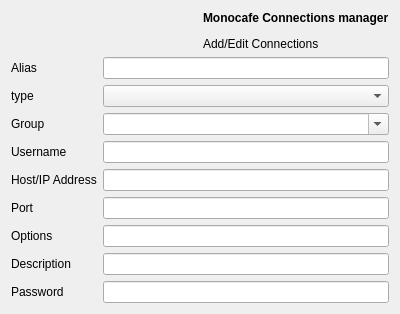
The window that qt/qt/new_connection.ui (khrysro/monocute) describes before a commit, drawn with Qt 5.
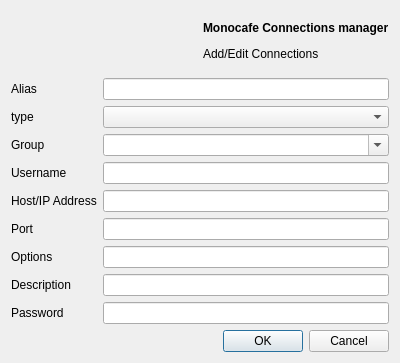
The same window after the commit.

Diff of the .ui file:
```diff
--- a/qt/qt/new_connection.ui
+++ b/qt/qt/new_connection.ui
@@ -7,7 +7,7 @@
     <x>0</x>
     <y>0</y>
     <width>400</width>
-    <height>300</height>
+    <height>363</height>
    </rect>
   </property>
   <property name="windowTitle">
@@ -134,6 +134,13 @@
      </item>
     </layout>
    </item>
+   <item>
+    <widget class="QDialogButtonBox" name="buttonBox">
+     <property name="standardButtons">
+      <set>QDialogButtonBox::Cancel|QDialogButtonBox::Ok</set>
+     </property>
+    </widget>
+   </item>
   </layout>
  </widget>
  <resources/>
```
